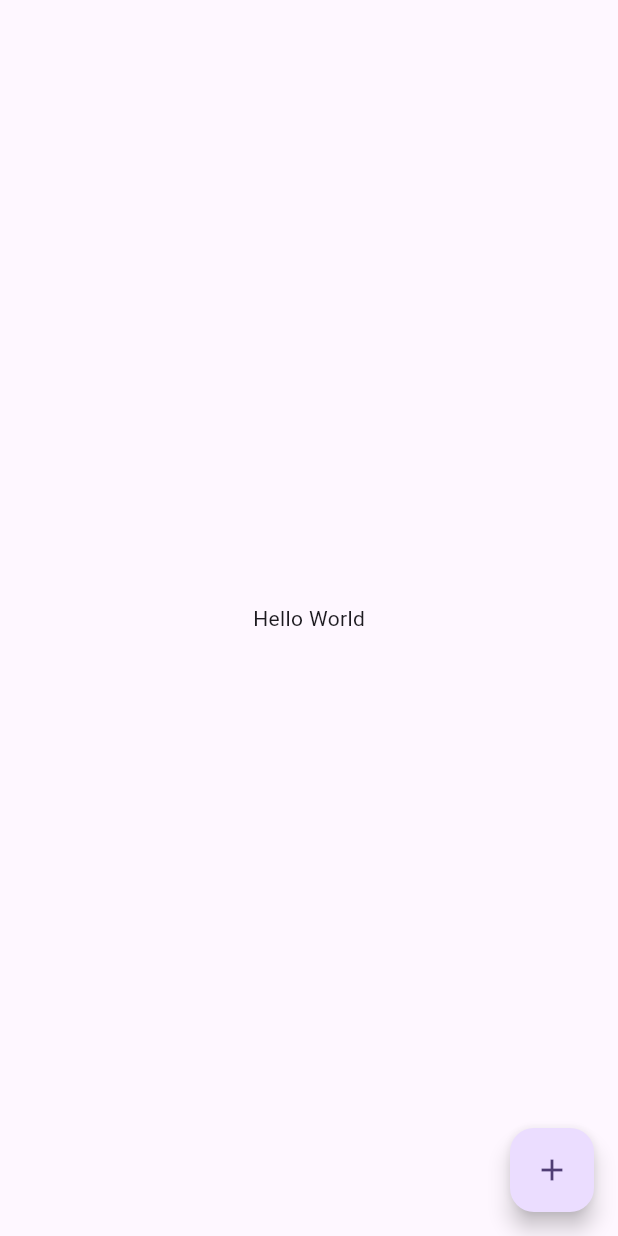
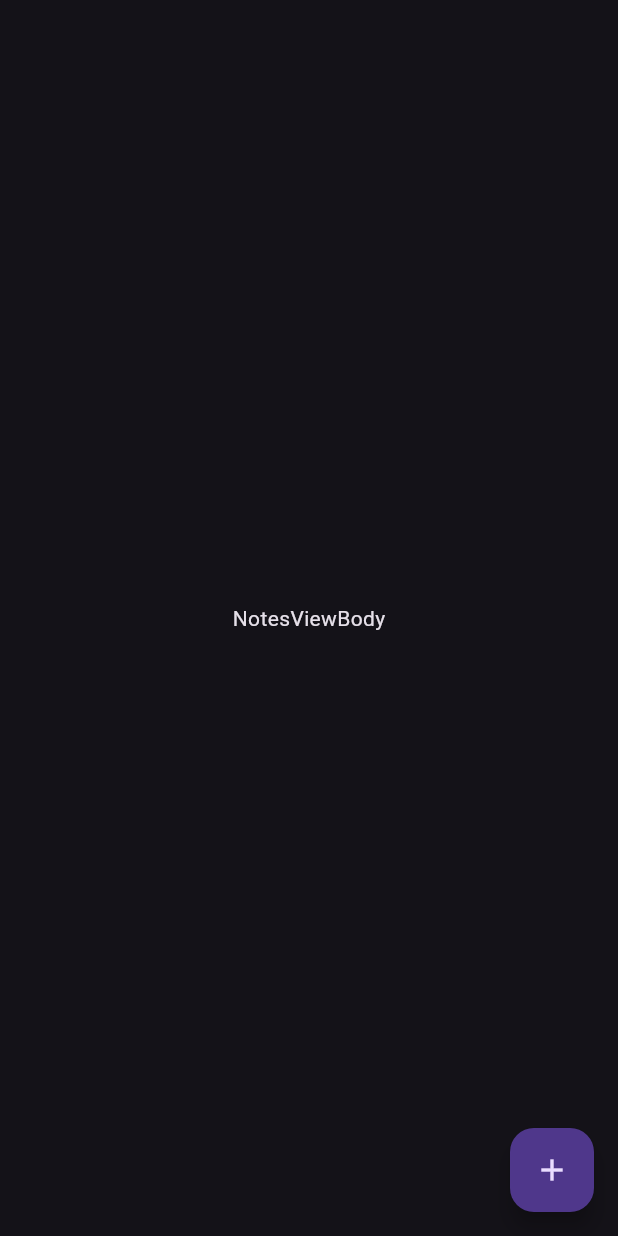
Before and after one commit to MohamedNaif/note_app, a Flutter app: the screen it shows after launch, on a phone screen of 412 x 824 dp. Run offline on Flutter 3.47's test engine with Material 3 defaults, Android fonts, the phone set to English and light mode, and no system bars.

Commit message:
change thameData and create note view

```diff
--- /dev/null
+++ b/lib/features/note_feature/presentation/views/notes_view.dart
@@ -0,0 +1,21 @@
+
+
+
+import 'package:flutter/material.dart';
+
+import 'widgets/notes_view_body.dart';
+
+class NotesView extends StatelessWidget {
+  const NotesView({super.key});
+
+  @override
+  Widget build(BuildContext context) {
+    return Scaffold(
+      body: const NotesViewBody(),
+      floatingActionButton: FloatingActionButton(
+        onPressed: () {},
+        child: const Icon(Icons.add),
+      ), //
+    );
+  }
+}
--- /dev/null
+++ b/lib/features/note_feature/presentation/views/widgets/notes_view_body.dart
@@ -0,0 +1,14 @@
+import 'package:flutter/material.dart';
+
+class NotesViewBody extends StatelessWidget {
+  const NotesViewBody({super.key});
+
+  @override
+  Widget build(BuildContext context) {
+    return const Scaffold(
+      body: Center(
+        child: Text('NotesViewBody'),
+      ),
+    );
+  }
+}
--- a/lib/main.dart
+++ b/lib/main.dart
@@ -1,4 +1,6 @@
 import 'package:flutter/material.dart';
+
+import 'features/note_feature/presentation/views/notes_view.dart';
 
 void main() {
   runApp(const MyApp());
@@ -12,28 +14,8 @@ class MyApp extends StatelessWidget {
   Widget build(BuildContext context) {
     return MaterialApp(
       debugShowCheckedModeBanner: false,
-      theme: ThemeData(
-        colorScheme: ColorScheme.fromSeed(seedColor: Colors.deepPurple),
-        useMaterial3: true,
-      ),
-      home: const NotesApp(),
+      theme: ThemeData(brightness: Brightness.dark),
+      home: const NotesView(),
     );
   }
 }
-
-class NotesApp extends StatelessWidget {
-  const NotesApp({super.key});
-
-  @override
-  Widget build(BuildContext context) {
-    return Scaffold(
-      body: const Center(
-        child: Text('Hello World'),
-      ),
-      floatingActionButton: FloatingActionButton(
-        onPressed: () {},
-        child: const Icon(Icons.add),
-      ), //
-    );
-  }
-}
```
